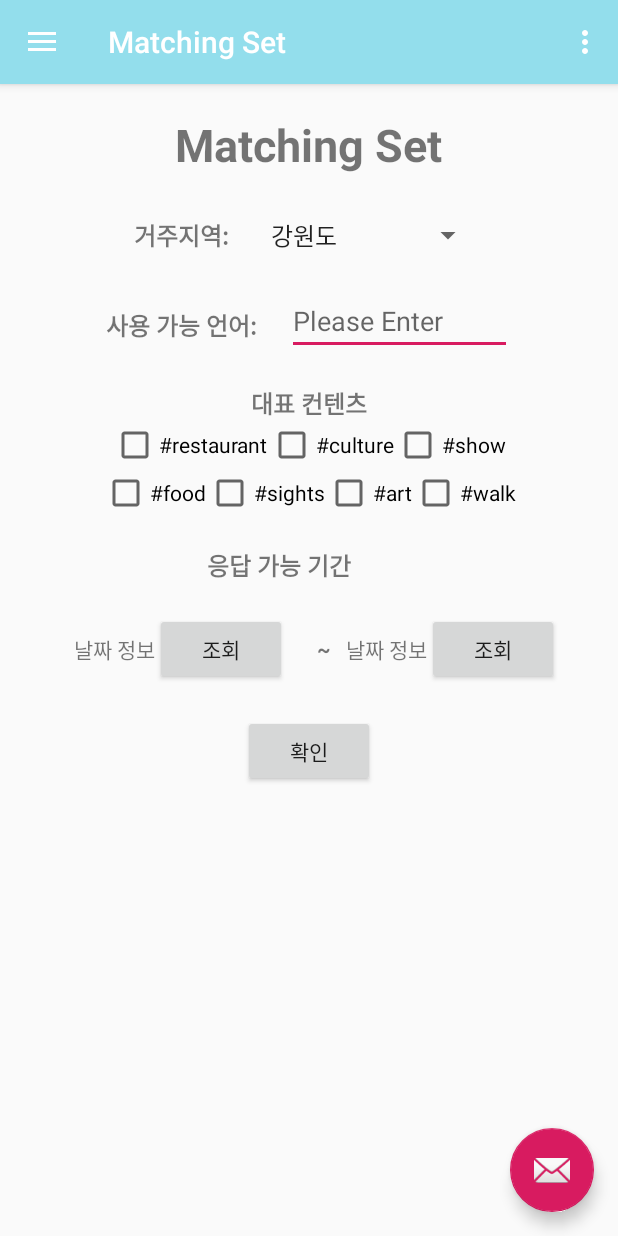
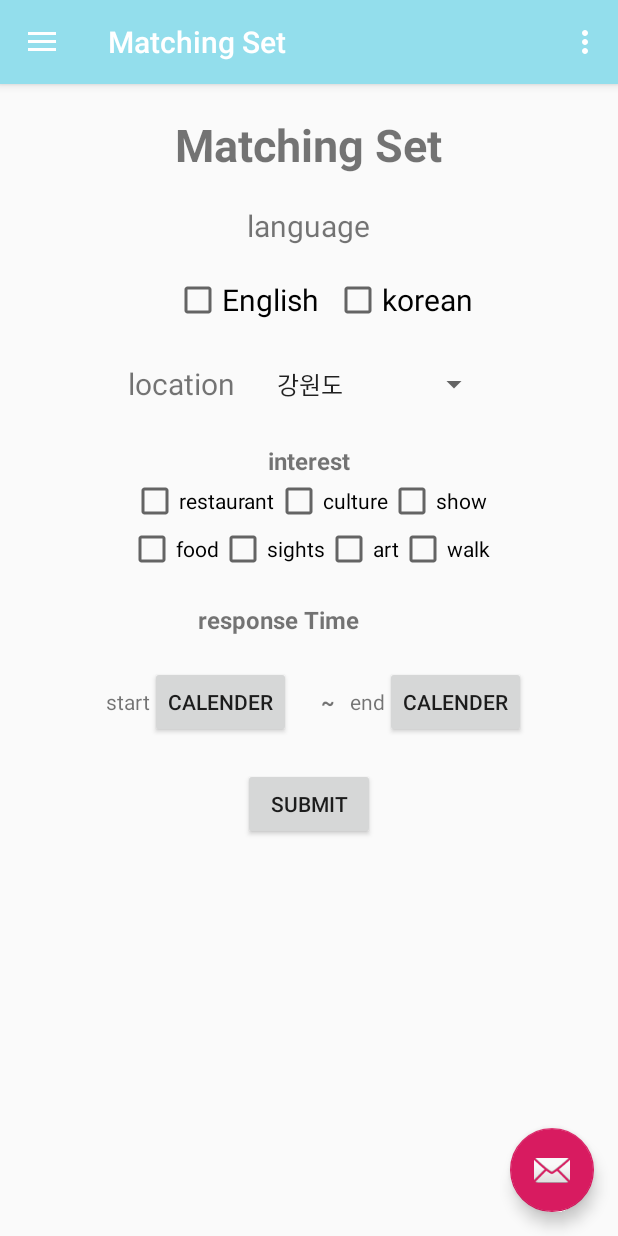
Before and after one commit to vsc0705/TripGuide_SW, an Android app: the ProfileFragment screen opened through its navigation route, in the side drawer, after a tap on "Matching Set", on a phone screen of 412 x 824 dp. Run offline under Robolectric (Android 15) with nearby library versions, the phone set to English and light mode, and no system bars; our stand-ins replace CircleImageView, Firebase (no records; nobody signed in at launch, a user with empty details on screens opened directly), navigation-ui; 1 statement that could not run was skipped.

Commit message:
matching 셋 고쳤습니다(영어로 바꿨습니다.) profileFragment는 ivUser를 CircleImageView stmail을 currentuserId로 바꿨습니다.

```diff
--- a/app/src/main/java/com/example/trip2/ui/profile/ProfileFragment.java
+++ b/app/src/main/java/com/example/trip2/ui/profile/ProfileFragment.java
@@ -42,7 +42,12 @@ import java.io.IOException;
 import java.util.ArrayList;
 import java.util.Map;
 
+import de.hdodenhof.circleimageview.CircleImageView;
+
 public class ProfileFragment extends Fragment {
+
+
+
     private static final String TAG = "ProfileFragment";
     int REQUEST_IMAGE_CODE=1001;
     int REQUEST_EXTERNAL_STORAGE_PERMISSION=1002;
@@ -51,7 +56,7 @@ public class ProfileFragment extends Fragment {
     private String currentUserID;
     private FirebaseAuth mAuth;
 
-    ImageView ivUser;
+    private CircleImageView ivUser;
     File localFile;
 
     private StorageReference mStorageRef;
@@ -119,7 +124,7 @@ public class ProfileFragment extends Fragment {
         });
         try {
             localFile = File.createTempFile("images", "jpg");
-            StorageReference riversRef = mStorageRef.child("users").child(stEmail).child("profile.jpg");
+            StorageReference riversRef = mStorageRef.child("users").child(currentUserID).child("profile.jpg");
             riversRef.getFile(localFile)
                     .addOnSuccessListener(new OnSuccessListener<FileDownloadTask.TaskSnapshot>() {
                         @Override
--- a/app/src/main/res/layout/fragment_set.xml
+++ b/app/src/main/res/layout/fragment_set.xml
@@ -21,38 +21,63 @@
         android:layout_height="wrap_content"
         android:gravity="center"
         android:layout_marginBottom="20dp">
+
         <TextView
             android:layout_width="wrap_content"
             android:layout_height="wrap_content"
-            android:text="거주지역:"
-            android:layout_marginRight="20dp"
-            android:textStyle="bold"
-            android:textSize="16dp"></TextView>
+            android:text="language"
+            android:layout_gravity="center"
+            android:textSize="20sp"
+            ></TextView>
+
+    </LinearLayout>
+
+    <LinearLayout
+        android:layout_width="match_parent"
+        android:layout_height="wrap_content"
+        android:orientation="horizontal"
+        android:gravity="center"
+        android:layout_marginBottom="20sp"
+        >
+
+        <CheckBox
+            android:layout_width="wrap_content"
+            android:layout_height="wrap_content"
+            android:id="@+id/english"
+            android:text="English"
+            android:textSize="20sp"
+            android:layout_marginLeft="20dp"
+            ></CheckBox>
+        <CheckBox
+            android:layout_width="wrap_content"
+            android:layout_height="wrap_content"
+            android:id="@+id/korean"
+            android:text="korean"
+            android:textSize="20sp"
+            android:layout_marginLeft="10dp"
+            ></CheckBox>
+    </LinearLayout>
+    <LinearLayout
+        android:layout_width="match_parent"
+        android:layout_height="wrap_content"
+        android:gravity="center"
+        android:layout_marginBottom="20dp">
+
+        <TextView
+            android:layout_width="wrap_content"
+            android:layout_height="wrap_content"
+            android:text="location"
+            android:layout_gravity="center"
+            android:textSize="20sp"
+            android:layout_marginRight="20sp"
+            ></TextView>
         <Spinner
             android:id="@+id/spinner_city"
             android:layout_width="150dp"
             android:layout_height="40dp"
             android:entries="@array/city">
         </Spinner>
-    </LinearLayout>
 
-    <LinearLayout
-        android:layout_width="match_parent"
-        android:layout_height="wrap_content"
-        android:gravity="center"
-        android:layout_marginBottom="20dp">
-        <TextView
-            android:layout_width="wrap_content"
-            android:layout_height="wrap_content"
-            android:text="사용 가능 언어:"
-            android:layout_marginRight="20dp"
-            android:textStyle="bold"
-            android:textSize="16dp"></TextView>
-        <EditText
-            android:layout_width="150dp"
-            android:layout_height="40dp"
-            android:hint="Please Enter">
-        </EditText>
     </LinearLayout>
 
     <LinearLayout
@@ -64,7 +89,7 @@
         <TextView
             android:layout_width="wrap_content"
             android:layout_height="wrap_content"
-            android:text="대표 컨텐츠"
+            android:text="interest"
             android:textStyle="bold"
             android:textSize="16dp"></TextView>
         <LinearLayout
@@ -74,15 +99,15 @@
             <CheckBox
                 android:layout_width="wrap_content"
                 android:layout_height="wrap_content"
-                android:text="#restaurant"></CheckBox>
+                android:text="restaurant"></CheckBox>
             <CheckBox
                 android:layout_width="wrap_content"
                 android:layout_height="wrap_content"
-                android:text="#culture"></CheckBox>
+                android:text="culture"></CheckBox>
             <CheckBox
                 android:layout_width="wrap_content"
                 android:layout_height="wrap_content"
-                android:text="#show"></CheckBox>
+                android:text="show"></CheckBox>
         </LinearLayout>
         <LinearLayout
             android:layout_width="match_parent"
@@ -91,19 +116,19 @@
             <CheckBox
                 android:layout_width="wrap_content"
                 android:layout_height="wrap_content"
-                android:text="#food"></CheckBox>
+                android:text="food"></CheckBox>
             <CheckBox
                 android:layout_width="wrap_content"
                 android:layout_height="wrap_content"
-                android:text="#sights"></CheckBox>
+                android:text="sights"></CheckBox>
             <CheckBox
                 android:layout_width="wrap_content"
                 android:layout_height="wrap_content"
-                android:text="#art"></CheckBox>
+                android:text="art"></CheckBox>
             <CheckBox
                 android:layout_width="wrap_content"
                 android:layout_height="wrap_content"
-                android:text="#walk"></CheckBox>
+                android:text="walk"></CheckBox>
         </LinearLayout>
 
     </LinearLayout>
@@ -117,7 +142,7 @@
         <TextView
             android:layout_width="wrap_content"
             android:layout_height="wrap_content"
-            android:text="응답 가능 기간"
+            android:text="response Time"
             android:layout_marginRight="20dp"
             android:layout_marginBottom="20dp"
             android:textStyle="bold"
@@ -133,12 +158,12 @@
                 android:layout_marginLeft="10dp"
                 android:layout_width="wrap_content"
                 android:layout_height="wrap_content"
-                android:text="날짜 정보" />
+                android:text="start" />
             <Button
                 android:id="@+id/btn_start"
                 android:layout_width="wrap_content"
                 android:layout_height="wrap_content"
-                android:text="조회"
+                android:text="calender"
                 />
 
             <TextView
@@ -154,12 +179,12 @@
                 android:layout_marginLeft="10dp"
                 android:layout_width="wrap_content"
                 android:layout_height="wrap_content"
-                android:text="날짜 정보" />
+                android:text="end" />
             <Button
                 android:id="@+id/btn_end"
                 android:layout_width="wrap_content"
                 android:layout_height="wrap_content"
-                android:text="조회" />
+                android:text="calender" />
         </LinearLayout>
 
     </LinearLayout>
@@ -167,7 +192,7 @@
         android:id="@+id/btn_next"
         android:layout_width="wrap_content"
         android:layout_height="wrap_content"
-        android:text="확인"
+        android:text="submit"
         android:layout_gravity="center"
         ></Button>
 </LinearLayout>
```
Also changed, not shown: app/src/main/res/layout/fragment_questioner_set.xml (+58 -21 lines).
